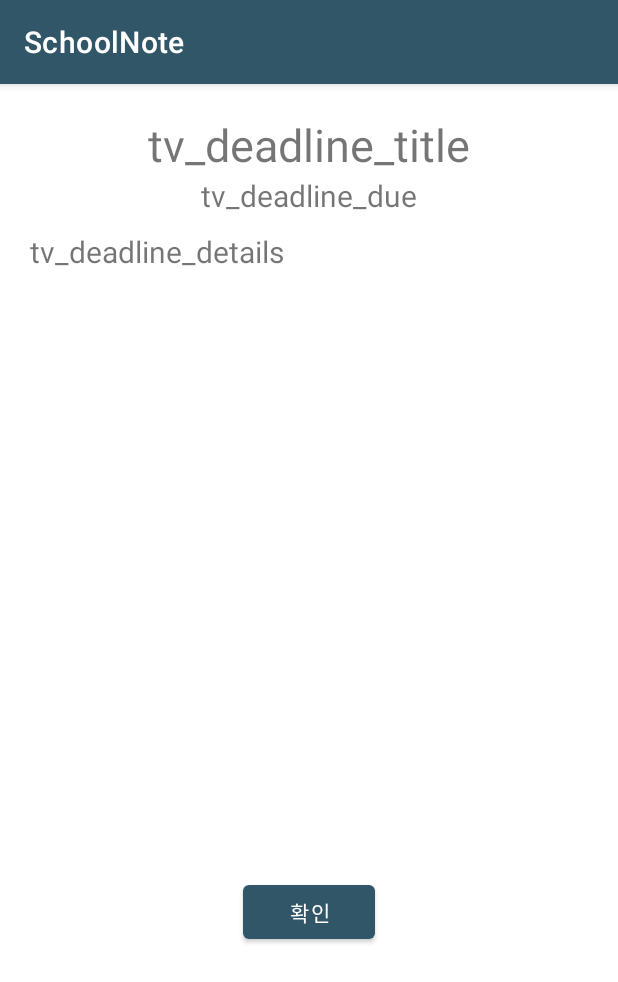
After one commit to Superfish83/SchoolNote, an Android app: the DeadlineDetailActivity screen opened directly, with no data from a screen before it, on a phone screen of 412 x 824 dp. The commit adds this screen. Shown: the top 982 px of the screen. Run offline under Robolectric (Android 15) with nearby library versions, the phone set to English and light mode, and no system bars; 4 statements that could not run were skipped.

Commit message:
2021-06-21 18시 27분 김연준
1. SharedPreference 이용 할일 데이터 앱 폴더에 저장하는 것 구현
2. 할일 설명 확인하는 기능 추가 (DeadlineDetailActivity.java)

```diff
--- a/app/src/main/AndroidManifest.xml
+++ b/app/src/main/AndroidManifest.xml
@@ -9,7 +9,8 @@
         android:roundIcon="@mipmap/ic_launcher_round"
         android:supportsRtl="true"
         android:theme="@style/Theme.SchoolNote">
-        <activity android:name=".AddDeadlineActivity"></activity>
+        <activity android:name=".DeadlineDetailActivity"></activity>
+        <activity android:name=".AddDeadlineActivity" />
         <activity android:name=".MainActivity">
             <intent-filter>
                 <action android:name="android.intent.action.MAIN" />
--- a/app/src/main/java/com/example/schoolnote/AddDeadlineActivity.java
+++ b/app/src/main/java/com/example/schoolnote/AddDeadlineActivity.java
@@ -21,7 +21,6 @@ import android.widget.Button;
 import android.widget.DatePicker;
 import android.widget.EditText;
 import android.widget.TextView;
-import android.widget.Toast;
 
 public class AddDeadlineActivity extends AppCompatActivity {
 
--- /dev/null
+++ b/app/src/main/java/com/example/schoolnote/DeadlineDetailActivity.java
@@ -0,0 +1,45 @@
+package com.example.schoolnote;
+
+import androidx.appcompat.app.AppCompatActivity;
+
+import android.content.Intent;
+import android.os.Bundle;
+import android.view.View;
+import android.widget.Button;
+import android.widget.TextView;
+
+public class DeadlineDetailActivity extends AppCompatActivity {
+
+    private TextView tv_deadline_title;
+    private TextView tv_deadline_due;
+    private TextView tv_deadline_details;
+    private Button btn_ok;
+
+    @Override
+    public void onCreate(Bundle savedInstanceState) {
+        super.onCreate(savedInstanceState);
+        setContentView(R.layout.activity_deadline_detail);
+
+        tv_deadline_title = (TextView)findViewById(R.id.tv_deadline_title);
+        tv_deadline_due = (TextView)findViewById(R.id.tv_deadline_due);
+        tv_deadline_details = (TextView)findViewById(R.id.tv_deadline_details);
+        btn_ok = (Button)findViewById(R.id.btn_ok);
+
+        Intent intent = getIntent();
+        String info = intent.getStringExtra("info");
+
+        String infoArr[] = info.split("§");
+        tv_deadline_title.setText(infoArr[0]);
+        tv_deadline_due.setText(infoArr[2] + "까지");
+        tv_deadline_details.setText(infoArr[1]);
+
+
+        btn_ok.setOnClickListener(new View.OnClickListener() {
+            @Override
+            public void onClick(View v) {
+                finish();
+            }
+        });
+    }
+
+}
--- /dev/null
+++ b/app/src/main/res/layout/activity_deadline_detail.xml
@@ -0,0 +1,37 @@
+<?xml version="1.0" encoding="utf-8"?>
+<LinearLayout xmlns:android="http://schemas.android.com/apk/res/android"
+    xmlns:app="http://schemas.android.com/apk/res-auto"
+    xmlns:tools="http://schemas.android.com/tools"
+    android:layout_width="match_parent"
+    android:layout_height="match_parent"
+    tools:context=".DeadlineDetailActivity"
+    android:orientation="vertical"
+    android:gravity="center_horizontal"
+    android:layout_margin="20dp">
+
+    <TextView
+        android:layout_width="wrap_content"
+        android:layout_height="wrap_content"
+        android:textSize="30sp"
+        android:text="tv_deadline_title"
+        android:id="@+id/tv_deadline_title" />
+    <TextView
+        android:layout_width="wrap_content"
+        android:layout_height="wrap_content"
+        android:textSize="20sp"
+        android:text="tv_deadline_due"
+        android:id="@+id/tv_deadline_due"/>
+    <TextView
+        android:layout_marginVertical="10dp"
+        android:layout_width="match_parent"
+        android:layout_height="420dp"
+        android:textSize="20sp"
+        android:text="tv_deadline_details"
+        android:id="@+id/tv_deadline_details"/>
+    <Button
+        android:layout_width="wrap_content"
+        android:layout_height="wrap_content"
+        android:text="확인"
+        android:id="@+id/btn_ok"/>
+
+</LinearLayout>
```
Also changed, not shown: app/src/main/java/com/example/schoolnote/Frag_Schedule.java (+19 -9 lines), app/src/main/java/com/example/schoolnote/ScheduleAdapter.java (+14 -1 lines).
